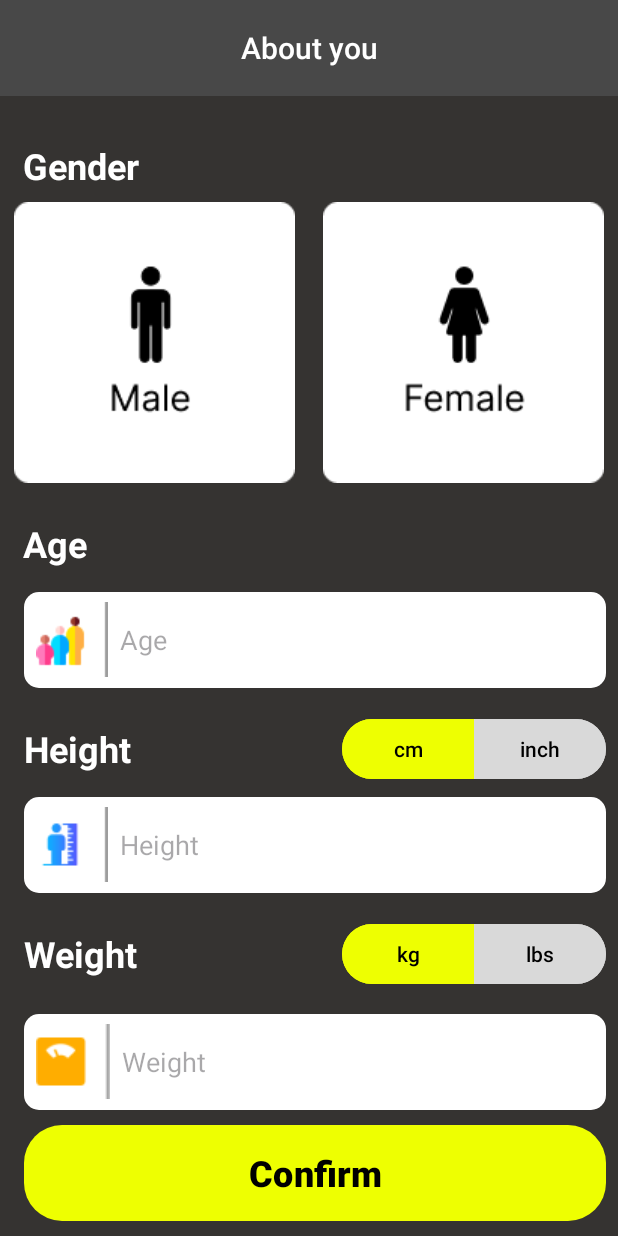
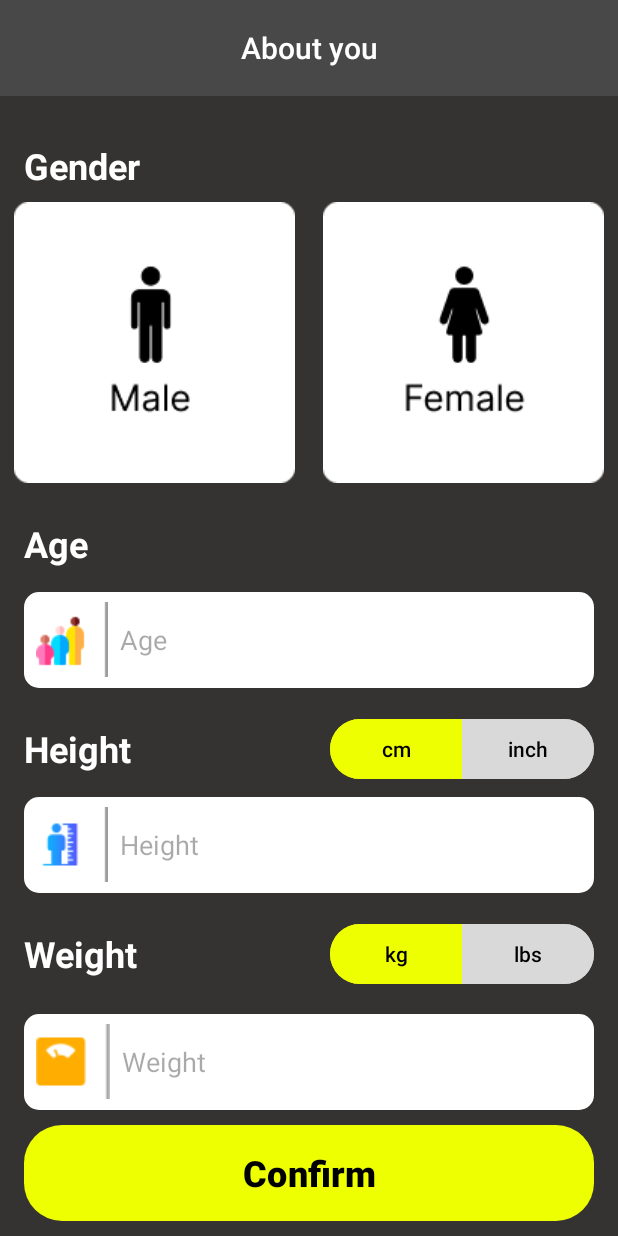
Before and after one commit to Tracking-running-mobile-application/tracking-running-app, an Android app: the StatusFragment screen opened through its navigation route, on a phone screen of 412 x 824 dp. Run offline under Robolectric (Android 15) with nearby library versions, the phone set to English and light mode, and no system bars; our stand-ins replace navigation-ui.

Commit message:
Rename size in dimen.xml

```diff
--- a/app/src/main/res/layout/fragment_status.xml
+++ b/app/src/main/res/layout/fragment_status.xml
@@ -11,11 +11,11 @@
         android:id="@+id/text_gender"
         android:layout_width="wrap_content"
         android:layout_height="wrap_content"
-        android:layout_marginStart="@dimen/margin_start_15_info_page"
+        android:layout_marginStart="@dimen/margin_start"
         android:layout_marginBottom="8dp"
         android:text="@string/gender"
         android:textColor="@color/white"
-        android:textSize="@dimen/text_size_24_title_info_page"
+        android:textSize="@dimen/text_size_title"
         android:textStyle="bold"
         app:layout_constraintBottom_toTopOf="@+id/image_male"
         app:layout_constraintStart_toStartOf="parent" />
@@ -41,29 +41,6 @@
         android:orientation="vertical"
         app:layout_constraintGuide_percent="0.5" />
 
-    <!--    <androidx.cardview.widget.CardView-->
-    <!--        android:id="@+id/image_container"-->
-    <!--        android:layout_width="200dp"-->
-    <!--        android:layout_height="200dp"-->
-    <!--        android:background="@drawable/custom_selector"-->
-    <!--        android:clickable="true"-->
-    <!--        android:focusable="true"-->
-    <!--        android:layout_marginBottom="100dp"-->
-    <!--        app:cardCornerRadius="10dp"-->
-    <!--        app:layout_constraintBottom_toTopOf="@+id/guideline3"-->
-    <!--        app:layout_constraintEnd_toEndOf="parent"-->
-    <!--        app:layout_constraintStart_toStartOf="parent">-->
-
-    <!--        <ImageView-->
-    <!--            android:id="@+id/zoom_image"-->
-    <!--            android:layout_width="match_parent"-->
-    <!--            android:layout_height="match_parent"-->
-    <!--            android:clickable="false"-->
-    <!--            android:focusable="false"-->
-    <!--            android:focusableInTouchMode="false"-->
-    <!--            android:visibility="invisible"-->
-    <!--            app:srcCompat="@drawable/ic_launcher_foreground" />-->
-    <!--    </androidx.cardview.widget.CardView>-->
 
     <androidx.constraintlayout.widget.Guideline
         android:id="@+id/guideline3"
@@ -88,9 +65,8 @@
         android:id="@+id/materialButtonToggleGroup"
         android:layout_width="wrap_content"
         android:layout_height="wrap_content"
-        android:layout_marginEnd="8dp"
         app:layout_constraintBottom_toBottomOf="@+id/textView3"
-        app:layout_constraintEnd_toEndOf="parent"
+        app:layout_constraintEnd_toEndOf="@+id/edt_age"
         app:layout_constraintTop_toTopOf="@+id/textView3">
 
         <com.google.android.material.button.MaterialButton
@@ -98,7 +74,7 @@
             android:layout_width="wrap_content"
             android:layout_height="wrap_content"
             android:backgroundTint="@color/main_yellow"
-            android:text="cm"
+            android:text="@string/text_cm"
             android:textColor="@color/black" />
 
         <com.google.android.material.button.MaterialButton
@@ -106,7 +82,7 @@
             android:layout_width="wrap_content"
             android:layout_height="wrap_content"
             android:backgroundTint="@color/main_gray"
-            android:text="inch"
+            android:text="@string/text_image"
             android:textColor="@color/black" />
 
     </com.google.android.material.button.MaterialButtonToggleGroup>
@@ -115,9 +91,8 @@
         android:id="@+id/materialButtonToggleGroup2"
         android:layout_width="wrap_content"
         android:layout_height="wrap_content"
-        android:layout_marginEnd="8dp"
         app:layout_constraintBottom_toBottomOf="@+id/textView5"
-        app:layout_constraintEnd_toEndOf="parent"
+        app:layout_constraintEnd_toEndOf="@+id/edt_height"
         app:layout_constraintTop_toTopOf="@+id/textView5">
 
         <com.google.android.material.button.MaterialButton
@@ -125,7 +100,7 @@
             android:layout_width="wrap_content"
             android:layout_height="wrap_content"
             android:backgroundTint="@color/main_yellow"
-            android:text="kg"
+            android:text="@string/text_kg"
             android:textColor="@color/black" />
 
         <com.google.android.material.button.MaterialButton
@@ -133,7 +108,7 @@
             android:layout_width="wrap_content"
             android:layout_height="wrap_content"
             android:backgroundTint="@color/main_gray"
-            android:text="lbs"
+            android:text="@string/text_lbs"
             android:textColor="@color/black" />
 
     </com.google.android.material.button.MaterialButtonToggleGroup>
@@ -142,11 +117,11 @@
         android:id="@+id/textView2"
         android:layout_width="wrap_content"
         android:layout_height="wrap_content"
-        android:layout_marginStart="@dimen/margin_start_15_info_page"
+        android:layout_marginStart="@dimen/margin_start"
         android:layout_marginTop="24dp"
         android:text="Age"
         android:textColor="@color/white"
-        android:textSize="@dimen/text_size_24_title_info_page"
+        android:textSize="@dimen/text_size_title"
         android:textStyle="bold"
         app:layout_constraintStart_toStartOf="parent"
         app:layout_constraintTop_toTopOf="@+id/guideline3" />
@@ -155,13 +130,13 @@
         android:id="@+id/edt_age"
         android:layout_width="0dp"
         android:layout_height="wrap_content"
-        android:layout_marginStart="16dp"
-        android:layout_marginTop="16dp"
-        android:layout_marginEnd="8dp"
+        android:layout_marginStart="@dimen/margin_start"
+        android:layout_marginTop="@dimen/margin_top_16"
+        android:layout_marginEnd="@dimen/margin_end"
         android:autofillHints=""
         android:background="@drawable/background_edit_text"
         android:drawableStart="@drawable/icon_age"
-        android:drawablePadding="8dp"
+        android:drawablePadding="@dimen/drawable_padding"
         android:ems="10"
         android:hint="Age"
         android:inputType="text"
@@ -175,7 +150,7 @@
         android:id="@+id/edt_height"
         android:layout_width="0dp"
         android:layout_height="wrap_content"
-        android:layout_marginTop="16dp"
+        android:layout_marginTop="@dimen/margin_top_16"
         android:autofillHints=""
         android:background="@drawable/background_edit_text"
         android:drawableStart="@drawable/ic_height"
@@ -187,17 +162,18 @@
         app:layout_constraintEnd_toEndOf="@+id/edt_age"
         app:layout_constraintHorizontal_bias="0.497"
         app:layout_constraintStart_toStartOf="@+id/edt_age"
-        app:layout_constraintTop_toBottomOf="@+id/textView3" />
+        app:layout_constraintTop_toBottomOf="@+id/textView3"
+        tools:ignore="TextFields" />
 
     <EditText
         android:id="@+id/edt_weight"
         android:layout_width="0dp"
         android:layout_height="wrap_content"
-        android:layout_marginTop="16dp"
+        android:layout_marginTop="@dimen/margin_top_16"
         android:autofillHints=""
         android:background="@drawable/background_edit_text"
         android:drawableStart="@drawable/ic_weight"
-        android:drawablePadding="8dp"
+        android:drawablePadding="@dimen/drawable_padding"
         android:ems="10"
         android:hint="Weight"
         android:inputType="text"
@@ -213,7 +189,7 @@
         android:layout_marginTop="24dp"
         android:text="Height"
         android:textColor="@color/white"
-        android:textSize="@dimen/text_size_24_title_info_page"
+        android:textSize="@dimen/text_size_title"
         android:textStyle="bold"
         app:layout_constraintStart_toStartOf="@+id/edt_age"
         app:layout_constraintTop_toBottomOf="@+id/edt_age" />
@@ -225,7 +201,7 @@
         android:layout_marginTop="24dp"
         android:text="Weight"
         android:textColor="@color/white"
-        android:textSize="@dimen/text_size_24_title_info_page"
+        android:textSize="@dimen/text_size_title"
         android:textStyle="bold"
         app:layout_constraintStart_toStartOf="@+id/edt_height"
         app:layout_constraintTop_toBottomOf="@+id/edt_height" />
--- a/app/src/main/res/values/dimens.xml
+++ b/app/src/main/res/values/dimens.xml
@@ -1,6 +1,9 @@
 <?xml version="1.0" encoding="utf-8"?>
 <resources>
-    <dimen name="margin_start_15_info_page">15dp</dimen>
+    <dimen name="margin_start">16dp</dimen>
     <dimen name="image_gender_size">187dp</dimen>
-    <dimen name="text_size_24_title_info_page">24sp</dimen>
+    <dimen name="text_size_title">24sp</dimen>
+    <dimen name="margin_top_16">16dp</dimen>
+    <dimen name="drawable_padding">8dp</dimen>
+    <dimen name="margin_end">16dp</dimen>
 </resources>
--- a/app/src/main/res/values/strings.xml
+++ b/app/src/main/res/values/strings.xml
@@ -8,4 +8,8 @@
     <string name="image_male">image_male</string>
     <string name="gender">Gender</string>
     <string name="text_gender">Gender: %s</string>
+    <string name="text_cm">cm</string>
+    <string name="text_image">inch</string>
+    <string name="text_kg">kg</string>
+    <string name="text_lbs">lbs</string>
 </resources>
```
Also changed, not shown: app/src/main/res/drawable/app_background.png (deleted).
